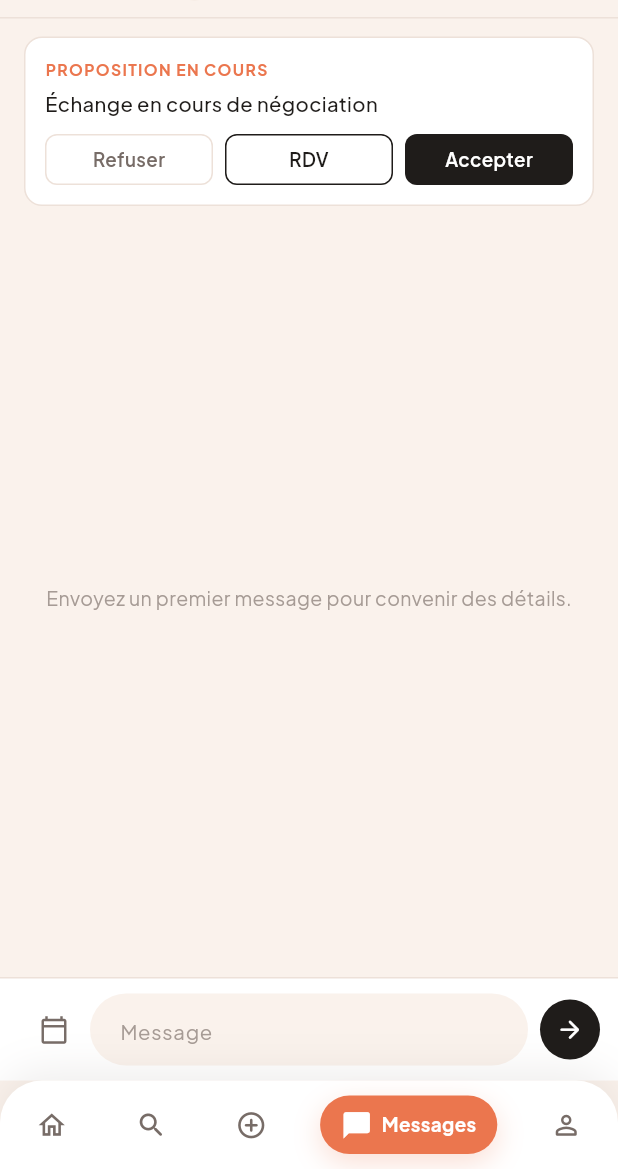
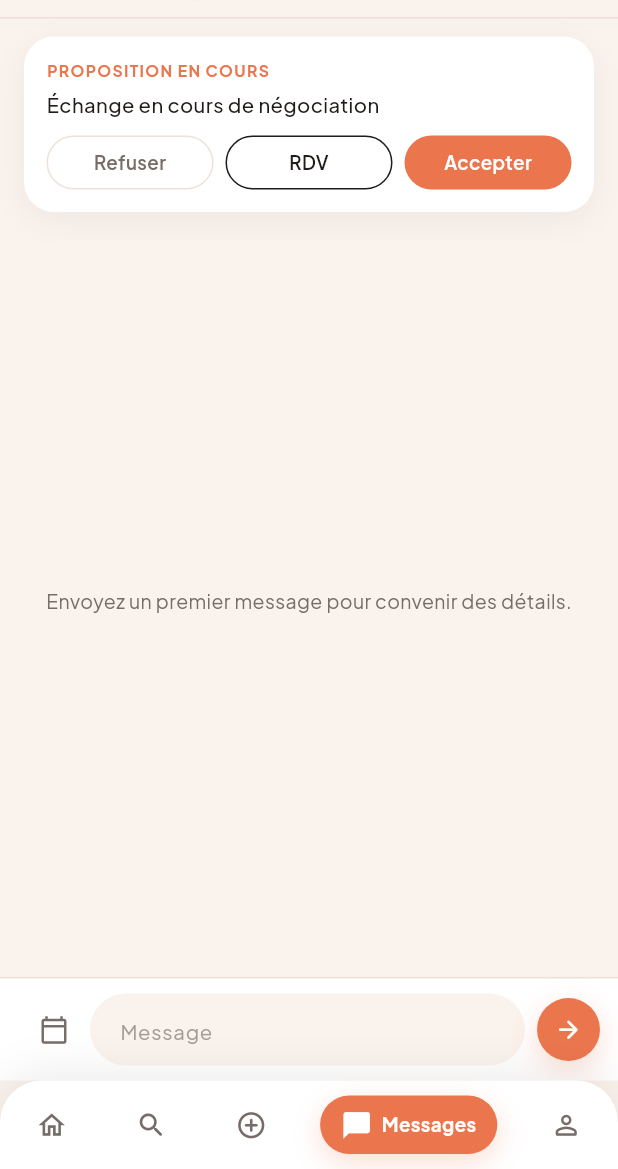
Before and after one commit to DandaneRida/trocly_mobile, a Flutter app: the ChatScreen screen opened directly, on a phone screen of 412 x 824 dp, the part 67-1236 px from its top. Run offline on Flutter 3.47's test engine with Material 3 defaults, Android fonts, the phone set to English and light mode, and no system bars; our stand-ins replace flutter_secure_storage, get, google_fonts, image_picker, qr_flutter, socket_io_client; missing offline and left inert: mobile_scanner; accounts and stored records are empty; network calls fail.

Commit message:
fix(chat): defer ChatScreen initState controller calls to prevent Obx markNeedsBuild during build

```diff
--- a/lib/features/offers/presentation/screens/chat_screen.dart
+++ b/lib/features/offers/presentation/screens/chat_screen.dart
@@ -30,14 +30,18 @@ class _ChatScreenState extends State<ChatScreen> {
       _conversation = Get.arguments as ConversationModel;
     }
     if (_offerId != null) {
-      _chatController.loadMessages(_offerId!);
-      _chatController.connectWebSocket(_offerId!);
+      WidgetsBinding.instance.addPostFrameCallback((_) {
+        if (!mounted || _offerId == null) return;
+        _chatController.messages.clear();
+        _chatController.loadMessages(_offerId!);
+        _chatController.connectWebSocket(_offerId!);
+      });
     }
   }
 
   @override
   void dispose() {
-    _chatController.disconnectWebSocket();
+    _chatController.disconnectWebSocket(silent: true);
     _textController.dispose();
     _scrollController.dispose();
     super.dispose();
@@ -129,14 +133,14 @@ class _ChatScreenState extends State<ChatScreen> {
       ),
       body: Column(
         children: [
-          // Pinned offer summary card (matching Phone 5 of v3 mockup)
+          // Pinned offer summary card (modern white rounded card)
           Container(
             margin: const EdgeInsets.fromLTRB(16, 12, 16, 8),
-            padding: const EdgeInsets.all(13),
+            padding: const EdgeInsets.all(15),
             decoration: BoxDecoration(
               color: AppColors.surface,
-              borderRadius: BorderRadius.circular(12),
-              border: Border.all(color: AppColors.line),
+              borderRadius: BorderRadius.circular(20),
+              boxShadow: AppColors.cardShadow,
             ),
             child: Column(
               crossAxisAlignment: CrossAxisAlignment.start,
@@ -227,7 +231,7 @@ class _ChatScreenState extends State<ChatScreen> {
                       Expanded(
                         child: _compactBtn(
                           label: 'Accepter',
-                          bg: AppColors.ink,
+                          bg: AppColors.accent,
                           fg: Colors.white,
                           onTap: () async {
                             if (_offerId != null) {
@@ -248,11 +252,18 @@ class _ChatScreenState extends State<ChatScreen> {
               final messages = _chatController.messages;
               final typing = _chatController.typingUsers;
 
-              if (messages.isEmpty && !_chatController.isLoading.value) {
+              if (messages.isEmpty && _chatController.isMessagesLoading.value) {
+                return const Center(
+                  child: CircularProgressIndicator(
+                      color: AppColors.accent, strokeWidth: 2.5),
+                );
+              }
+
+              if (messages.isEmpty && !_chatController.isMessagesLoading.value) {
                 return Center(
                   child: Text(
                     'Envoyez un premier message pour convenir des détails.',
-                    style: AppTypography.sans(size: 13, color: AppColors.textHint),
+                    style: AppTypography.sans(size: 13, color: AppColors.textSecondary),
                   ),
                 );
               }
@@ -284,13 +295,14 @@ class _ChatScreenState extends State<ChatScreen> {
                         maxWidth: MediaQuery.of(context).size.width * 0.76,
                       ),
                       decoration: BoxDecoration(
-                        color: isMe ? AppColors.ink : AppColors.bubble,
+                        color: isMe ? AppColors.accent : AppColors.surface,
                         borderRadius: BorderRadius.only(
-                          topLeft: const Radius.circular(16),
-                          topRight: const Radius.circular(16),
-                          bottomLeft: Radius.circular(isMe ? 16 : 4),
-                          bottomRight: Radius.circular(isMe ? 4 : 16),
+                          topLeft: const Radius.circular(18),
+                          topRight: const Radius.circular(18),
+                          bottomLeft: Radius.circular(isMe ? 18 : 6),
+                          bottomRight: Radius.circular(isMe ? 6 : 18),
                         ),
+                        boxShadow: AppColors.pillShadow,
                       ),
                       child: Column(
                         crossAxisAlignment:
@@ -378,11 +390,12 @@ class _ChatScreenState extends State<ChatScreen> {
                     onTap: _sendMessage,
                     borderRadius: BorderRadius.circular(20),
                     child: Container(
-                      width: 40,
-                      height: 40,
+                      width: 42,
+                      height: 42,
                       decoration: const BoxDecoration(
-                        color: AppColors.ink,
+                        color: AppColors.accent,
                         shape: BoxShape.circle,
+                        boxShadow: AppColors.coralShadow,
                       ),
                       child: const Icon(Icons.arrow_forward_rounded, size: 19, color: Colors.white),
                     ),
@@ -405,13 +418,13 @@ class _ChatScreenState extends State<ChatScreen> {
   }) {
     return InkWell(
       onTap: onTap,
-      borderRadius: BorderRadius.circular(8),
+      borderRadius: BorderRadius.circular(18),
       child: Container(
-        height: 34,
+        height: 36,
         alignment: Alignment.center,
         decoration: BoxDecoration(
           color: bg ?? Colors.transparent,
-          borderRadius: BorderRadius.circular(8),
+          borderRadius: BorderRadius.circular(18),
           border: borderColor != null ? Border.all(color: borderColor) : null,
         ),
         child: Text(
```
Also changed, not shown: lib/controllers/chat_controller.dart (+13 -6 lines), 1 other file.
